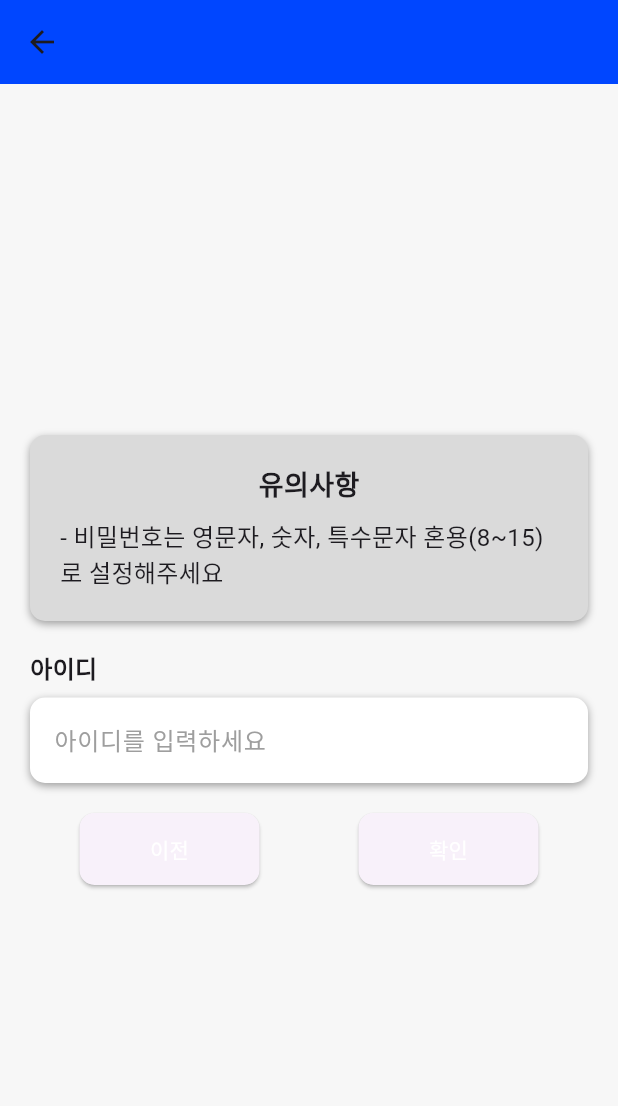
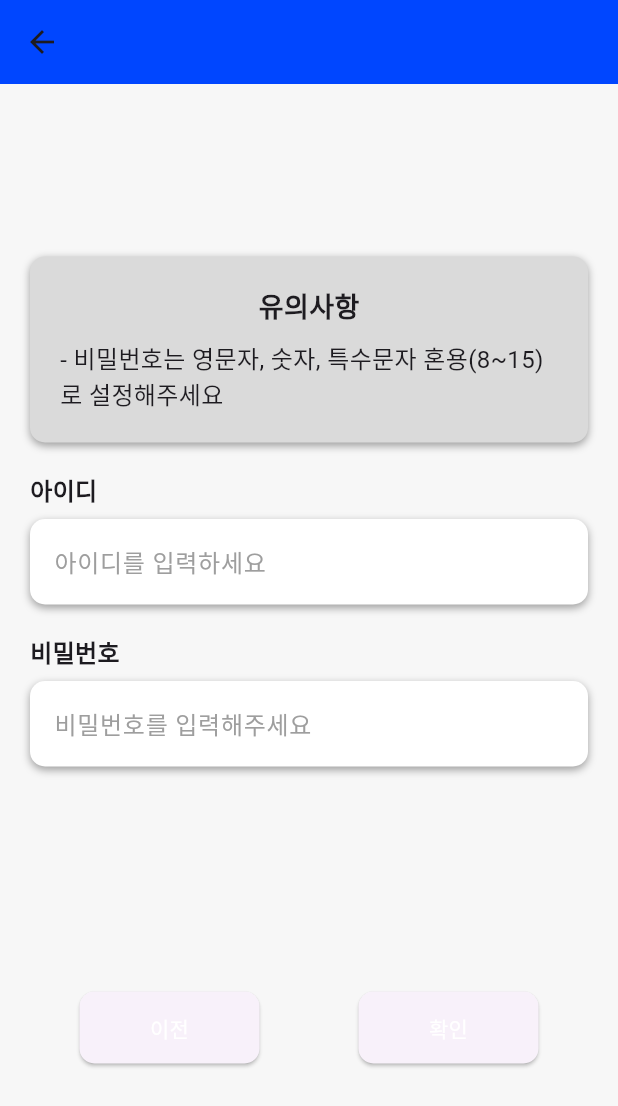
Before and after one commit to Love-SOL/Love_SOL, a Flutter app: the SignUpPage2 screen opened directly, on a phone screen of 412 x 824 dp. Shown: the top 1106 px of the screen. Run offline on Flutter 3.47's test engine with Material 2 defaults, Android fonts, the phone set to English and light mode, and no system bars.

Commit message:
feat: 비밀번호입력칸 추가

```diff
--- a/frontend/lib/signUpPage.dart
+++ b/frontend/lib/signUpPage.dart
@@ -203,6 +203,8 @@ class SignUpPage2 extends StatelessWidget {
               children: [
                 buildInputBox('아이디', '아이디를 입력하세요'),
                 SizedBox(height: 20),
+                buildInputBox('비밀번호', '비밀번호를 입력해주세요'),
+                SizedBox(height: 150),
                 Row(
                   mainAxisAlignment: MainAxisAlignment.spaceAround,
                   children: [
```
